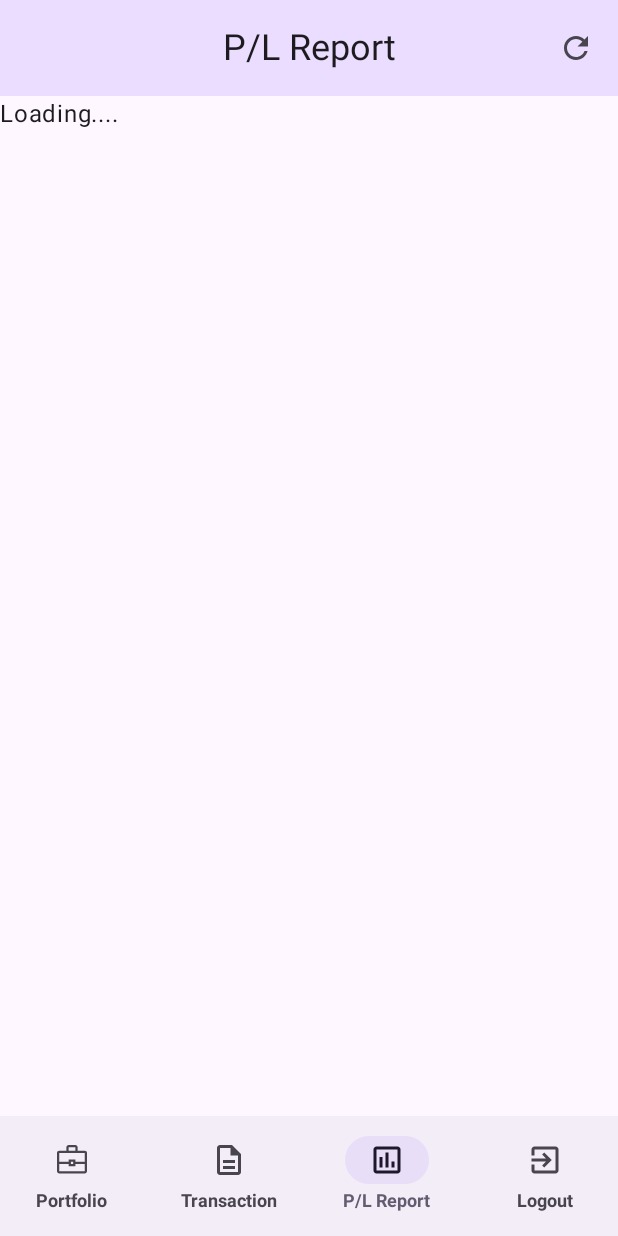
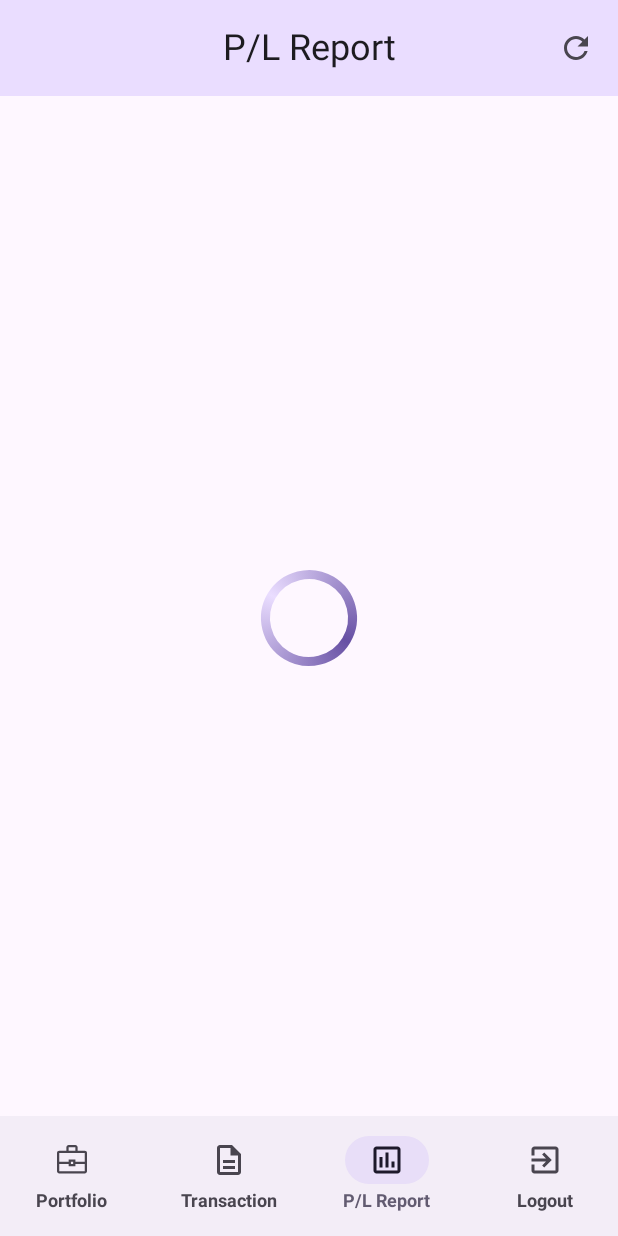
Before and after one commit to PohAnson/StockPortfolio, an Android app built with Jetpack Compose: the MainActivity screen opened directly, with no data from a screen before it, item 3 of the bottom bar chosen, on a phone screen of 412 x 824 dp. Run offline under Robolectric (Android 15) with nearby library versions, the phone set to English and light mode, and no system bars; our stand-ins replace Dagger/Hilt's generated code, Room's generated code, Timber; libraries missing offline, so code that uses them is left out: com.jakewharton.retrofit2; network calls fail.

Commit message:
Loading animation for P/L Report

```diff
--- /dev/null
+++ b/OwlioApp/app/src/main/java/com/example/owlio/ui/LoadingAnimation.kt
@@ -0,0 +1,68 @@
+package com.example.owlio.ui
+
+import androidx.compose.animation.core.Animatable
+import androidx.compose.animation.core.LinearEasing
+import androidx.compose.animation.core.RepeatMode
+import androidx.compose.animation.core.infiniteRepeatable
+import androidx.compose.animation.core.tween
+import androidx.compose.foundation.border
+import androidx.compose.foundation.layout.Box
+import androidx.compose.foundation.layout.aspectRatio
+import androidx.compose.foundation.layout.size
+import androidx.compose.foundation.shape.CircleShape
+import androidx.compose.material3.MaterialTheme
+import androidx.compose.runtime.Composable
+import androidx.compose.runtime.LaunchedEffect
+import androidx.compose.runtime.remember
+import androidx.compose.ui.Modifier
+import androidx.compose.ui.draw.rotate
+import androidx.compose.ui.graphics.Brush
+import androidx.compose.ui.graphics.Color
+import androidx.compose.ui.tooling.preview.Preview
+import androidx.compose.ui.unit.dp
+import com.example.owlio.ui.theme.OwlioAppTheme
+
+@Composable
+fun LoadingAnimation(
+    modifier: Modifier = Modifier,
+    circleColor: List<Color> = listOf(
+        MaterialTheme.colorScheme.primary,
+        MaterialTheme.colorScheme.primaryContainer,
+        MaterialTheme.colorScheme.primary
+    ),
+    animationDuration: Int = 1000, // in ms
+) {
+    val rotateAnimatable = remember { Animatable(0f) }
+    LaunchedEffect(Unit) {
+        rotateAnimatable.animateTo(
+            targetValue = 360f,
+            animationSpec = infiniteRepeatable(
+                animation = tween(durationMillis = animationDuration, easing = LinearEasing),
+                repeatMode = RepeatMode.Restart
+            )
+        )
+    }
+
+
+    // Loading Display
+    Box(
+        modifier = modifier
+            .size(64.dp)
+            .aspectRatio(1f)
+            .rotate(degrees = rotateAnimatable.value)
+            .border(
+                width = 6.dp,
+                brush = Brush.sweepGradient(circleColor),
+                shape = CircleShape
+            )
+    )
+}
+
+
+@Preview(showBackground = true)
+@Composable
+fun LoadingAnimationPreview() {
+    OwlioAppTheme(useDarkTheme = false) {
+        LoadingAnimation()
+    }
+}
--- a/OwlioApp/app/src/main/java/com/example/owlio/ui/screen/pnl/PnlScreen.kt
+++ b/OwlioApp/app/src/main/java/com/example/owlio/ui/screen/pnl/PnlScreen.kt
@@ -1,18 +1,23 @@
 package com.example.owlio.ui.screen.pnl
 
-import androidx.compose.material3.Text
+import androidx.compose.foundation.layout.Box
+import androidx.compose.foundation.layout.fillMaxSize
 import androidx.compose.runtime.Composable
 import androidx.compose.runtime.collectAsState
 import androidx.compose.runtime.getValue
+import androidx.compose.ui.Alignment
 import androidx.compose.ui.Modifier
 import androidx.hilt.navigation.compose.hiltViewModel
+import com.example.owlio.ui.LoadingAnimation
 
 @Composable
 fun PnlScreen(modifier: Modifier = Modifier) {
     val vm: PnlViewModel = hiltViewModel()
     val pnlRowDataList by vm.pnlRow.collectAsState()
     if (vm.isLoading) {
-        Text("Loading....", modifier = modifier)
+        Box(Modifier.fillMaxSize()) {
+            LoadingAnimation(modifier = Modifier.align(Alignment.Center))
+        }
     } else {
         PnlTable(pnlRowDataList, modifier = modifier)
     }
```
